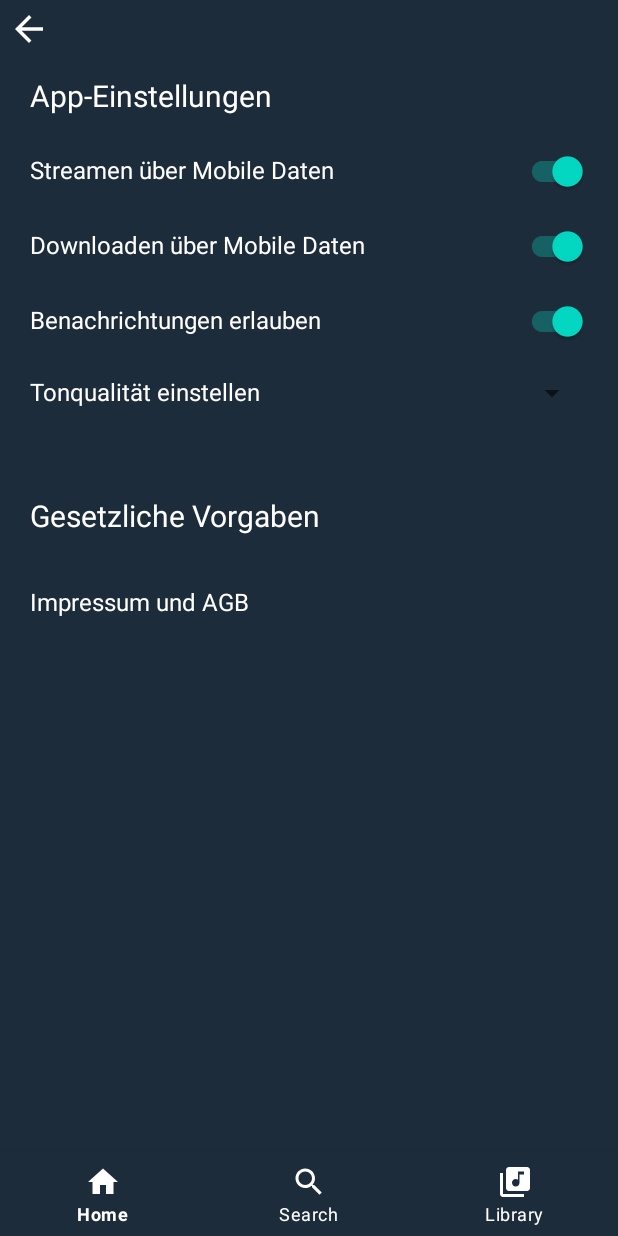
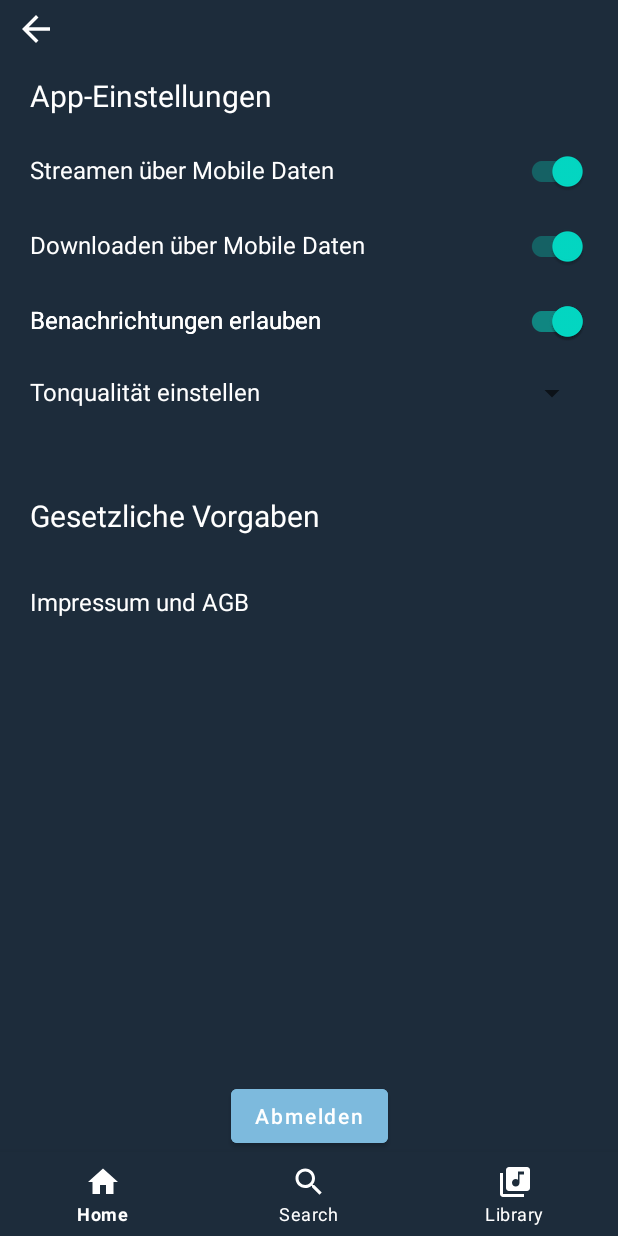
Before and after one commit to Ambiry/Ambiry, an Android app: the screen it shows after launch once a user with an empty profile is signed in (MainActivity), after a tap on an icon or button, on a phone screen of 412 x 824 dp. Run offline under Robolectric (Android 15) with nearby library versions, the phone set to English and light mode, and no system bars; our stand-ins replace Firebase (no records; nobody signed in at launch, a user with empty details on screens opened directly).

Commit message:
Das Grundgerüst von der App steht schon mal.

```diff
--- a/app/src/main/java/de/janoroid/femali/HomeFragment.java
+++ b/app/src/main/java/de/janoroid/femali/HomeFragment.java
@@ -50,11 +50,11 @@ public class HomeFragment extends Fragment {
         //get current Time
         int currentHour = Calendar.getInstance().get(Calendar.HOUR_OF_DAY);
 
-        if (currentHour < 11){
+        if (currentHour < 12){
 
             textviewGreeting.setText(R.string.goodMorning);
 
-        }else if (currentHour > 11 & currentHour < 18){
+        }else if (currentHour < 18){
 
             textviewGreeting.setText(R.string.goodDay);
 
--- a/app/src/main/java/de/janoroid/femali/LoginActivity.java
+++ b/app/src/main/java/de/janoroid/femali/LoginActivity.java
@@ -66,6 +66,9 @@ public class LoginActivity extends AppCompatActivity {
          String password = editTextPassword.getText().toString();
          String email = editTextEmailAdress.getText().toString().trim();
 
+        // Get Firebase auth instance
+        mAuth = FirebaseAuth.getInstance();
+
         mAuth.signInWithEmailAndPassword(email, password)
                 .addOnCompleteListener(LoginActivity.this, new OnCompleteListener<AuthResult>() {
                     @Override
--- a/app/src/main/java/de/janoroid/femali/MainActivity.java
+++ b/app/src/main/java/de/janoroid/femali/MainActivity.java
@@ -2,6 +2,8 @@ package de.janoroid.femali;
 import androidx.annotation.NonNull;
 import androidx.appcompat.app.AppCompatActivity;
 import androidx.fragment.app.Fragment;
+
+import android.content.Intent;
 import android.os.AsyncTask;
 import android.os.Bundle;
 import android.view.MenuItem;
--- a/app/src/main/java/de/janoroid/femali/SettingsFragment.java
+++ b/app/src/main/java/de/janoroid/femali/SettingsFragment.java
@@ -9,10 +9,15 @@ import androidx.fragment.app.Fragment;
 import android.view.LayoutInflater;
 import android.view.View;
 import android.view.ViewGroup;
+import android.widget.Button;
 import android.widget.CompoundButton;
 import android.widget.ImageButton;
 import android.widget.Spinner;
 import android.widget.TextView;
+
+import com.google.firebase.auth.FirebaseAuth;
+
+import java.util.Objects;
 
 
 public class SettingsFragment extends Fragment {
@@ -21,6 +26,7 @@ public class SettingsFragment extends Fragment {
     SwitchCompat streamingMobileSwitch, downloadMobileSwitch,enableNotificationSwitch;
     Spinner soundQualitySpinner;
     ImageButton ImageButtonBackButton;
+    Button logoutButton;
 
 
 
@@ -37,8 +43,9 @@ public class SettingsFragment extends Fragment {
         soundQualitySpinner = view.findViewById(R.id.soundqualitySpinner);
         ImageButtonBackButton = view.findViewById(R.id.imageButtonBackbutton);
 
+        logoutButton = view.findViewById(R.id.buttonLogout);
+
         getSettingsStates();
-
 
 
         textviewGotoWebsite.setOnClickListener(new View.OnClickListener() {
@@ -110,6 +117,19 @@ public class SettingsFragment extends Fragment {
         });
 
 
+
+        //LogOut
+        logoutButton.setOnClickListener(new View.OnClickListener() {
+            @Override
+            public void onClick(View v) {
+                FirebaseAuth.getInstance().signOut();
+                Intent intent = new Intent(getActivity(),RegisterActivity.class);
+                startActivity(intent);
+                requireActivity().finish();
+            }
+        });
+
+
         return view;
     }
 
--- a/app/src/main/res/layout/activity_audio_player.xml
+++ b/app/src/main/res/layout/activity_audio_player.xml
@@ -37,6 +37,7 @@
         android:layout_height="300dp"
         android:layout_centerHorizontal="true"
         android:layout_marginTop="60dp"
+        android:src="@drawable/podcasticon"
         android:background="@drawable/imageview_border">
 
     </ImageView>
--- a/app/src/main/res/layout/fragment_settings.xml
+++ b/app/src/main/res/layout/fragment_settings.xml
@@ -137,6 +137,32 @@
 
     </LinearLayout>
 
+    <LinearLayout
+        android:layout_width="0dp"
+        android:layout_height="wrap_content"
+        android:layout_marginTop="190dp"
+        android:orientation="horizontal"
+        app:layout_constraintEnd_toStartOf="@id/guidelineright"
+        app:layout_constraintStart_toEndOf="@id/guidelineleft"
+        app:layout_constraintTop_toTopOf="parent">
+
+        <TextView
+            android:layout_width="0dp"
+            android:layout_height="wrap_content"
+            android:layout_weight="1"
+            android:singleLine="true"
+            android:text="@string/enableNotification"
+            android:textColor="#ffffff"
+            android:textSize="16sp" />
+
+        <androidx.appcompat.widget.SwitchCompat
+            android:id="@+id/logout"
+            android:layout_width="60dp"
+            android:checked="true"
+            android:layout_height="48dp"/>
+    </LinearLayout>
+
+
     <TextView
         android:layout_width="0dp"
         android:layout_height="wrap_content"
@@ -174,7 +200,7 @@
         android:layout_width="28dp"
         android:layout_height="28dp"
         android:layout_marginTop="5dp"
-        android:layout_marginStart="5dp"
+        android:layout_marginStart="10dp"
         android:background="@drawable/backbuttonicon"
         app:layout_constraintTop_toTopOf="parent"
         app:layout_constraintStart_toStartOf="parent">
@@ -182,5 +208,19 @@
     </ImageButton>
 
 
+    <Button
+        android:id="@+id/buttonLogout"
+        android:layout_width="wrap_content"
+        android:layout_height="wrap_content"
+        android:text="@string/logout"
+        android:textAllCaps="false"
+        android:backgroundTint="#7DBADD"
+        app:layout_constraintBottom_toBottomOf="parent"
+        app:layout_constraintEnd_toEndOf="parent"
+        app:layout_constraintStart_toStartOf="parent" />
+
+
+
+
 
 </androidx.constraintlayout.widget.ConstraintLayout>
--- a/app/src/main/res/values/strings.xml
+++ b/app/src/main/res/values/strings.xml
@@ -18,6 +18,10 @@
 
     <string name="AGB">Informationen zur Verarbeitung deiner Daten findest du in unserer Datenschutzerklärungen</string>
     <string name="Terms_of_Use">Es gelten unsere Nutzungsbedingungen</string>
+
+    <string name="logout">Abmelden</string>
+
+    <string name="account">Konto</string>
 
 
     <string name="FirstName">Vorname</string>
```
Also changed, not shown: app/src/main/res/layout/activity_login.xml (+4 -5 lines), app/src/main/res/layout/fragment_podcast_overview.xml (+8 -7 lines).
